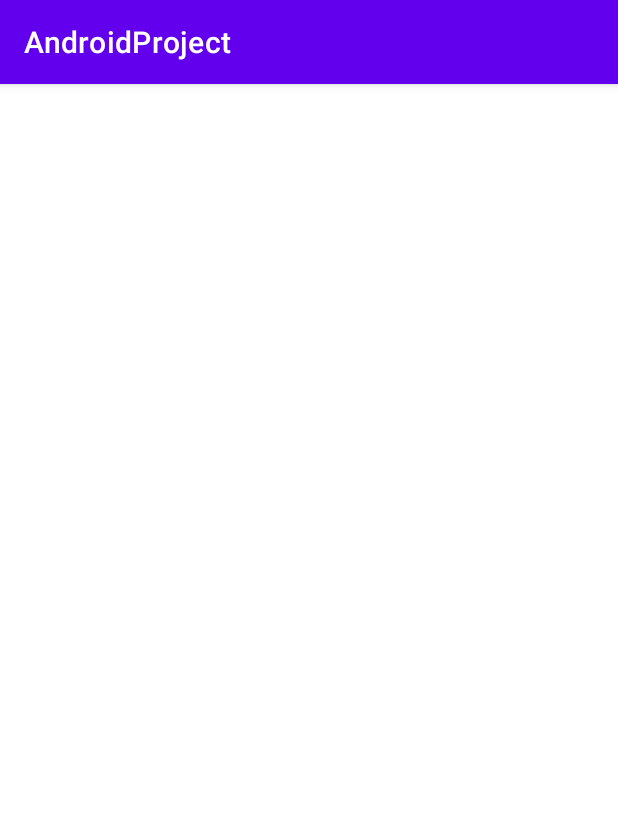
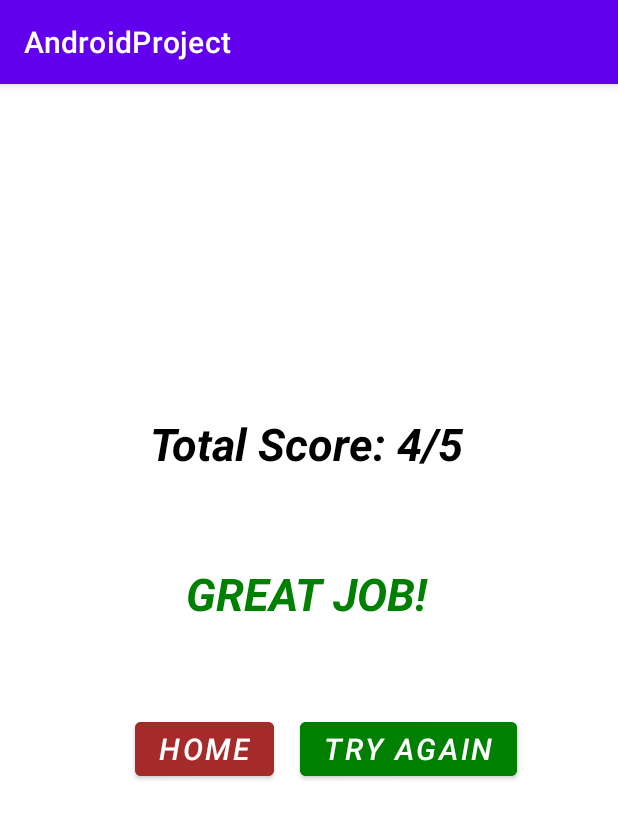
Before and after one commit to VolkanDavsan/AndroidProject, an Android app: the TotalScoreActivity screen opened directly, with no data from a screen before it, on a phone screen of 412 x 824 dp. Shown: the top 819 px of the screen. Run offline under Robolectric (Android 15) with nearby library versions, the phone set to English and light mode, and no system bars.

Commit message:
Soru bitiminde Total Score sayfası yapıldı.

```diff
--- a/app/build.gradle
+++ b/app/build.gradle
@@ -39,8 +39,8 @@ dependencies {
     implementation 'com.google.firebase:firebase-storage:20.0.0'
     implementation 'com.google.firebase:firebase-firestore:23.0.1'
     implementation 'androidx.multidex:multidex:2.0.1'
-    implementation files('D:\\Desktop\\universal-image-loader-1.9.5.jar')
     testImplementation 'junit:junit:4.+'
     androidTestImplementation 'androidx.test.ext:junit:1.1.2'
     androidTestImplementation 'androidx.test.espresso:espresso-core:3.3.0'
+    implementation 'androidx.recyclerview:recyclerview:1.1.0'
 }
--- a/app/src/main/java/com/example/androidproject/MainActivity.java
+++ b/app/src/main/java/com/example/androidproject/MainActivity.java
@@ -21,8 +21,6 @@ import com.google.firebase.firestore.QuerySnapshot;
 import com.google.firebase.storage.FirebaseStorage;
 import com.google.firebase.storage.StorageException;
 import com.google.firebase.storage.StorageReference;
-import com.nostra13.universalimageloader.core.ImageLoader;
-import com.nostra13.universalimageloader.core.ImageLoaderConfiguration;
 
 import java.io.Serializable;
 import java.util.ArrayList;
--- a/app/src/main/java/com/example/androidproject/QuizActivity.java
+++ b/app/src/main/java/com/example/androidproject/QuizActivity.java
@@ -5,6 +5,7 @@ import androidx.annotation.NonNull;
 import androidx.annotation.Nullable;
 import androidx.appcompat.app.AppCompatActivity;
 
+import android.content.Intent;
 import android.graphics.Bitmap;
 import android.graphics.BitmapFactory;
 import android.graphics.Color;
@@ -29,8 +30,6 @@ import com.google.firebase.firestore.QueryDocumentSnapshot;
 import com.google.firebase.firestore.QuerySnapshot;
 import com.google.firebase.storage.FirebaseStorage;
 import com.google.firebase.storage.StorageReference;
-import com.nostra13.universalimageloader.core.ImageLoader;
-import com.nostra13.universalimageloader.core.ImageLoaderConfiguration;
 
 import java.io.Serializable;
 import java.lang.reflect.Array;
@@ -44,7 +43,6 @@ public class QuizActivity extends AppCompatActivity {
     private ImageView imageView;
     private FirebaseStorage storage;
     private StorageReference storageReference;
-    private ImageLoader imageLoader;
     private ArrayList<Relative> relatives;
     int totalQuestions;
     int qCounter = 0;
@@ -68,8 +66,6 @@ public class QuizActivity extends AppCompatActivity {
 
         storage = FirebaseStorage.getInstance();
         storageReference = storage.getReference();
-        imageLoader = ImageLoader.getInstance();
-        imageLoader.init(ImageLoaderConfiguration.createDefault(QuizActivity.this));
 
         btn1 = findViewById(R.id.btn1);
         btn2 = findViewById(R.id.btn2);
@@ -215,7 +211,11 @@ public class QuizActivity extends AppCompatActivity {
 
         }else{
             questionsList.clear();
-            finish();
+            Intent intent = new Intent(QuizActivity.this, TotalScoreActivity.class);
+            String strName = Integer.toString(score);
+            intent.putExtra("name", strName);
+            startActivity(intent);
+
         }
     }
 
--- a/app/src/main/java/com/example/androidproject/TotalScoreActivity.java
+++ b/app/src/main/java/com/example/androidproject/TotalScoreActivity.java
@@ -2,13 +2,43 @@ package com.example.androidproject;
 
 import androidx.appcompat.app.AppCompatActivity;
 
+import android.content.Intent;
 import android.os.Bundle;
+import android.view.View;
+import android.widget.Button;
+import android.widget.TextView;
 
 public class TotalScoreActivity extends AppCompatActivity {
-
+    private Button btnTryAgain;
+    private Button btnHome;
+    private TextView totalName;
     @Override
     protected void onCreate(Bundle savedInstanceState) {
         super.onCreate(savedInstanceState);
         setContentView(R.layout.activity_total_score);
+        totalName = findViewById(R.id.totalName);
+ Intent iin = getIntent();
+ Bundle b = iin.getExtras();
+ if(b!=null){
+     String j = (String) b.get("name");
+     totalName.setText("Total Score: " + j +"/5");
+ }
+
+        btnTryAgain = findViewById(R.id.btnTryAgain);
+        btnTryAgain.setOnClickListener(new View.OnClickListener() {
+            @Override
+            public void onClick(View v) {
+                Intent intent = new Intent(TotalScoreActivity.this, QuizActivity.class);
+                startActivity(intent);
+            }
+        });
+        btnHome = findViewById(R.id.btnHome);
+        btnHome.setOnClickListener(new View.OnClickListener() {
+            @Override
+            public void onClick(View v) {
+                Intent intent = new Intent(TotalScoreActivity.this, MainActivity.class);
+                startActivity(intent);
+            }
+        });
     }
 }
--- a/app/src/main/res/layout/activity_total_score.xml
+++ b/app/src/main/res/layout/activity_total_score.xml
@@ -6,4 +6,53 @@
     android:layout_height="match_parent"
     tools:context=".TotalScoreActivity">
 
+    <RelativeLayout
+        android:layout_width="409dp"
+        android:layout_height="729dp"
+        app:layout_constraintBottom_toBottomOf="parent"
+        app:layout_constraintEnd_toEndOf="parent"
+        app:layout_constraintHorizontal_bias="0.0"
+        app:layout_constraintStart_toStartOf="parent"
+        app:layout_constraintTop_toTopOf="parent">
+        <TextView
+            android:id="@+id/totalName"
+            android:layout_width="wrap_content"
+            android:layout_height="wrap_content"
+            android:text = "Total Score: 4/5"
+            android:textSize="30sp"
+            android:textColor="@color/black"
+            android:textStyle="italic|bold"
+            android:layout_centerHorizontal="true"
+            android:layout_marginTop="200dp"/>
+        <TextView
+            android:id="@+id/statusName"
+            android:layout_width="wrap_content"
+            android:layout_height="wrap_content"
+            android:text = "GREAT JOB!"
+            android:textSize="30sp"
+            android:textColor="@color/green"
+            android:textStyle="italic|bold"
+            android:layout_centerHorizontal="true"
+            android:layout_marginTop="300dp"/>
+        <Button
+            android:id="@+id/btnHome"
+            android:layout_width="wrap_content"
+            android:layout_height="wrap_content"
+            android:layout_marginTop="400dp"
+            android:layout_marginLeft="90dp"
+            android:text="HOME"
+            android:textSize="20sp"
+            android:textStyle="italic"
+            android:backgroundTint="@color/Brown"/>
+        <Button
+            android:id="@+id/btnTryAgain"
+            android:layout_width="wrap_content"
+            android:layout_height="wrap_content"
+            android:layout_marginTop="400dp"
+            android:layout_marginLeft="200dp"
+            android:text="TRY AGAIN"
+            android:textSize="20sp"
+            android:textStyle="italic"
+            android:backgroundTint="@color/green"/>
+    </RelativeLayout>
 </androidx.constraintlayout.widget.ConstraintLayout>
```
